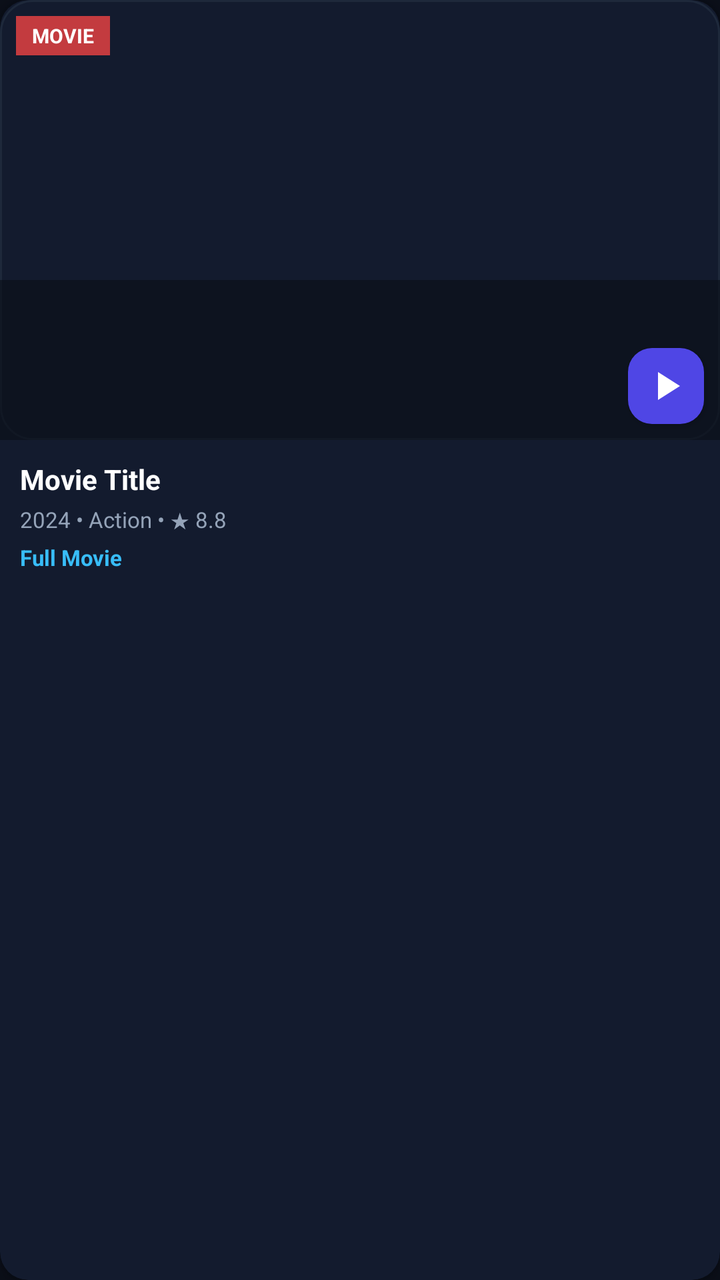
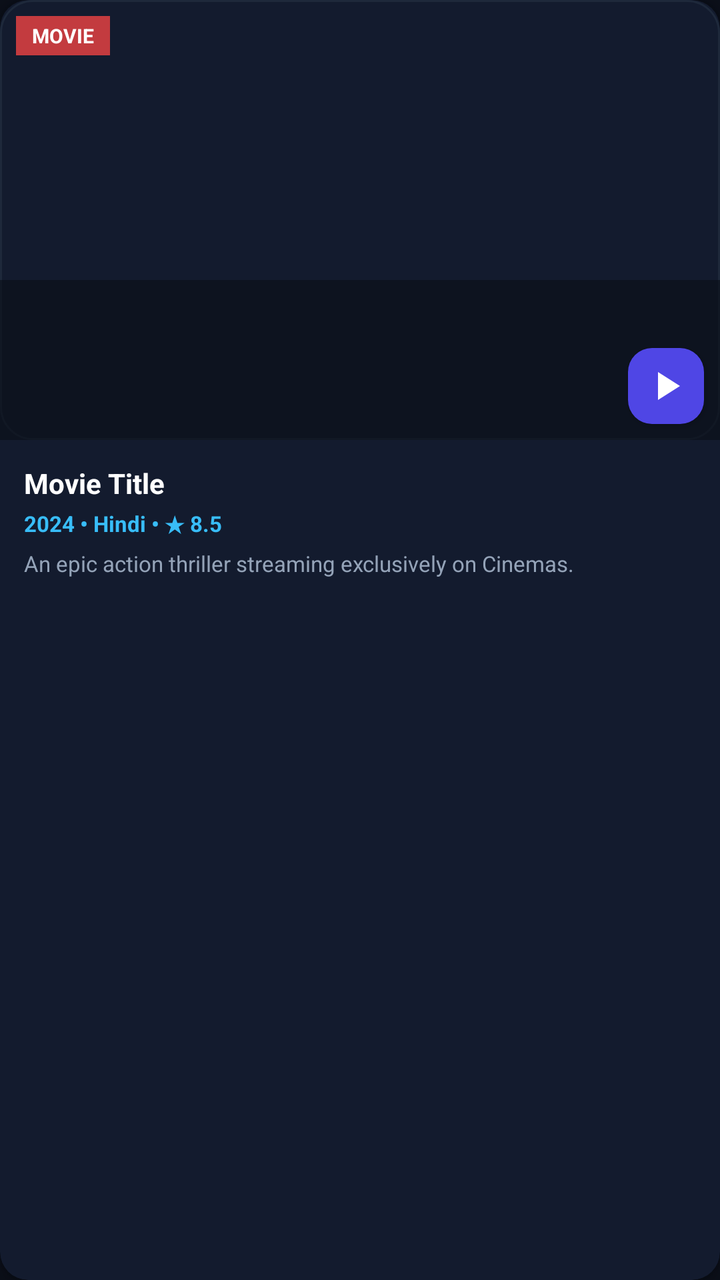

Compare the two renders of this Android layout. The source of the first and the diff that turns it into the second are given below.
<!-- AndroidManifest.xml: application theme Theme.CinemasApp -->
<!-- res/layout/item_media_card.xml -->
<?xml version="1.0" encoding="utf-8"?>
<androidx.cardview.widget.CardView xmlns:android="http://schemas.android.com/apk/res/android"
    xmlns:app="http://schemas.android.com/apk/res-auto"
    android:layout_width="match_parent"
    android:layout_height="wrap_content"
    android:layout_margin="6dp"
    app:cardCornerRadius="14dp"
    app:cardElevation="4dp"
    app:cardBackgroundColor="#131B2E">

    <LinearLayout
        android:layout_width="match_parent"
        android:layout_height="wrap_content"
        android:orientation="vertical">

        
        <FrameLayout
            android:layout_width="match_parent"
            android:layout_height="220dp">

            <ImageView
                android:id="@+id/ivCourseThumbnail"
                android:layout_width="match_parent"
                android:layout_height="match_parent"
                android:scaleType="centerCrop"
                android:src="@drawable/bg_rounded_card" />

            
            <View
                android:layout_width="match_parent"
                android:layout_height="80dp"
                android:layout_gravity="bottom"
                android:background="#AA0B0F19" />

            
            <TextView
                android:id="@+id/tvCourseCategory"
                android:layout_width="wrap_content"
                android:layout_height="wrap_content"
                android:text="MOVIE"
                android:textColor="#FFFFFF"
                android:textSize="10sp"
                android:textStyle="bold"
                android:background="#CCEF4444"
                android:paddingHorizontal="8dp"
                android:paddingVertical="3dp"
                android:layout_margin="8dp" />

            
            <ImageButton
                android:id="@+id/btnOpenCourse"
                android:layout_width="38dp"
                android:layout_height="38dp"
                android:layout_gravity="bottom|end"
                android:layout_margin="8dp"
                android:background="@drawable/bg_tab_active"
                android:src="@drawable/ic_play_arrow"
                android:tint="#FFFFFF"
                android:elevation="2dp"
                android:contentDescription="Play" />
        </FrameLayout>

        
        <LinearLayout
            android:layout_width="match_parent"
            android:layout_height="wrap_content"
            android:orientation="vertical"
            android:padding="10dp">

            <TextView
                android:id="@+id/tvCourseTitle"
                android:layout_width="match_parent"
                android:layout_height="wrap_content"
                android:text="Movie Title"
                android:textColor="#FFFFFF"
                android:textSize="14sp"
                android:textStyle="bold"
                android:maxLines="1"
                android:ellipsize="end" />

            <TextView
                android:id="@+id/tvCourseDescription"
                android:layout_width="match_parent"
                android:layout_height="wrap_content"
                android:text="2024 • Action • ★ 8.8"
                android:textColor="#94A3B8"
                android:textSize="11sp"
                android:layout_marginTop="3dp"
                android:maxLines="1"
                android:ellipsize="end" />

            <TextView
                android:id="@+id/tvCoursePrice"
                android:layout_width="wrap_content"
                android:layout_height="wrap_content"
                android:text="Full Movie"
                android:textColor="#38BDF8"
                android:textSize="11sp"
                android:textStyle="bold"
                android:layout_marginTop="4dp" />
        </LinearLayout>
    </LinearLayout>
</androidx.cardview.widget.CardView>
<!-- resources referenced by this layout -->
<resources>
  <!-- drawable bg_rounded_card (drawable) -->
  <?xml version="1.0" encoding="utf-8"?>
  <shape xmlns:android="http://schemas.android.com/apk/res/android"
      android:shape="rectangle">
      <corners android:radius="16dp" />
      <solid android:color="#131B2E" />
      <stroke android:width="1dp" android:color="#1E293B" />
  </shape>
  <!-- drawable bg_tab_active (drawable) -->
  <?xml version="1.0" encoding="utf-8"?>
  <shape xmlns:android="http://schemas.android.com/apk/res/android"
      android:shape="rectangle">
      <corners android:radius="12dp" />
      <solid android:color="#4F46E5" />
  </shape>
  <!-- drawable ic_play_arrow (drawable) -->
  <vector xmlns:android="http://schemas.android.com/apk/res/android"
      android:width="24dp"
      android:height="24dp"
      android:viewportWidth="24"
      android:viewportHeight="24">
      <path
          android:fillColor="#FFFFFFFF"
          android:pathData="M8,5v14l11,-7z"/>
  </vector>
  <style name="Theme.CinemasApp" parent="Theme.MaterialComponents.DayNight.NoActionBar">
          <item name="colorPrimary">#E11D48</item>
          <item name="colorPrimaryVariant">#BE123C</item>
          <item name="colorOnPrimary">#FFFFFF</item>
          <item name="colorSecondary">#F59E0B</item>
          <item name="colorOnSecondary">#0B0F19</item>
          <item name="android:statusBarColor">#0B0F19</item>
          <item name="android:navigationBarColor">#0B0F19</item>
          <item name="android:windowBackground">#0B0F19</item>
      </style>
</resources>

<!-- the commit's change to res/layout/item_media_card.xml (unified diff, before → after) -->
@@ -19,7 +19,7 @@
             android:layout_height="220dp">
 
             <ImageView
-                android:id="@+id/ivCourseThumbnail"
+                android:id="@+id/ivMediaPoster"
                 android:layout_width="match_parent"
                 android:layout_height="match_parent"
                 android:scaleType="centerCrop"
@@ -34,7 +34,7 @@
 
             
             <TextView
-                android:id="@+id/tvCourseCategory"
+                android:id="@+id/tvMediaTypeBadge"
                 android:layout_width="wrap_content"
                 android:layout_height="wrap_content"
                 android:text="MOVIE"
@@ -48,7 +48,7 @@
 
             
             <ImageButton
-                android:id="@+id/btnOpenCourse"
+                android:id="@+id/btnWatchMedia"
                 android:layout_width="38dp"
                 android:layout_height="38dp"
                 android:layout_gravity="bottom|end"
@@ -57,7 +57,8 @@
                 android:src="@drawable/ic_play_arrow"
                 android:tint="#FFFFFF"
                 android:elevation="2dp"
-                android:contentDescription="Play" />
+                android:contentDescription="Watch Now" />
+
         </FrameLayout>
 
         
@@ -65,10 +66,10 @@
             android:layout_width="match_parent"
             android:layout_height="wrap_content"
             android:orientation="vertical"
-            android:padding="10dp">
+            android:padding="12dp">
 
             <TextView
-                android:id="@+id/tvCourseTitle"
+                android:id="@+id/tvMediaTitle"
                 android:layout_width="match_parent"
                 android:layout_height="wrap_content"
                 android:text="Movie Title"
@@ -78,26 +79,31 @@
                 android:maxLines="1"
                 android:ellipsize="end" />
 
+            
             <TextView
-                android:id="@+id/tvCourseDescription"
+                android:id="@+id/tvMediaMeta"
                 android:layout_width="match_parent"
                 android:layout_height="wrap_content"
-                android:text="2024 • Action • ★ 8.8"
-                android:textColor="#94A3B8"
-                android:textSize="11sp"
-                android:layout_marginTop="3dp"
-                android:maxLines="1"
-                android:ellipsize="end" />
-
-            <TextView
-                android:id="@+id/tvCoursePrice"
-                android:layout_width="wrap_content"
-                android:layout_height="wrap_content"
-                android:text="Full Movie"
+                android:text="2024 • Hindi • ★ 8.5"
                 android:textColor="#38BDF8"
                 android:textSize="11sp"
                 android:textStyle="bold"
-                android:layout_marginTop="4dp" />
+                android:layout_marginTop="3dp" />
+
+            <TextView
+                android:id="@+id/tvMediaDescription"
+                android:layout_width="match_parent"
+                android:layout_height="wrap_content"
+                android:text="An epic action thriller streaming exclusively on Cinemas."
+                android:textColor="#94A3B8"
+                android:textSize="11sp"
+                android:maxLines="2"
+                android:ellipsize="end"
+                android:layout_marginTop="5dp"
+                android:lineSpacingExtra="2dp" />
+
         </LinearLayout>
+
     </LinearLayout>
+
 </androidx.cardview.widget.CardView>
